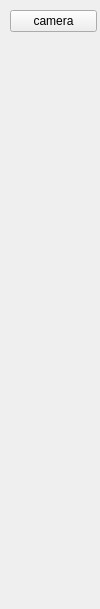
This is src/left_form.ui in gabrielchmod777/virtualWorldVRML as Qt 5 draws it before an edit. The edited form follows.
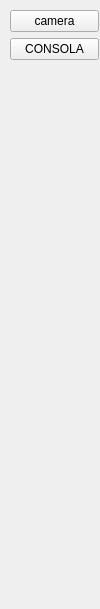
This is the edited form.

```diff
--- a/src/left_form.ui
+++ b/src/left_form.ui
@@ -36,7 +36,7 @@
     <rect>
      <x>10</x>
      <y>10</y>
-     <width>87</width>
+     <width>89</width>
      <height>591</height>
     </rect>
    </property>
@@ -48,7 +48,7 @@
       </property>
      </widget>
     </item>
-    <item row="1" column="0">
+    <item row="2" column="0">
      <spacer name="verticalSpacer">
       <property name="orientation">
        <enum>Qt::Vertical</enum>
@@ -61,6 +61,13 @@
       </property>
      </spacer>
     </item>
+    <item row="1" column="0">
+     <widget class="QPushButton" name="pushButton">
+      <property name="text">
+       <string>CONSOLA</string>
+      </property>
+     </widget>
+    </item>
    </layout>
   </widget>
  </widget>
```
